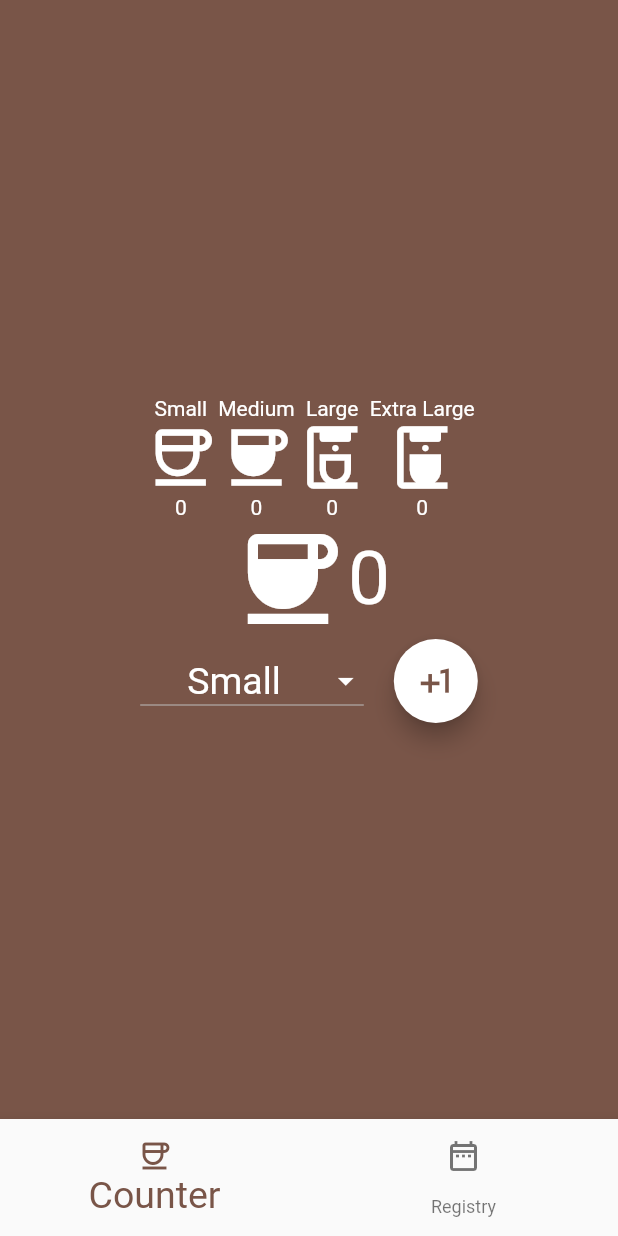
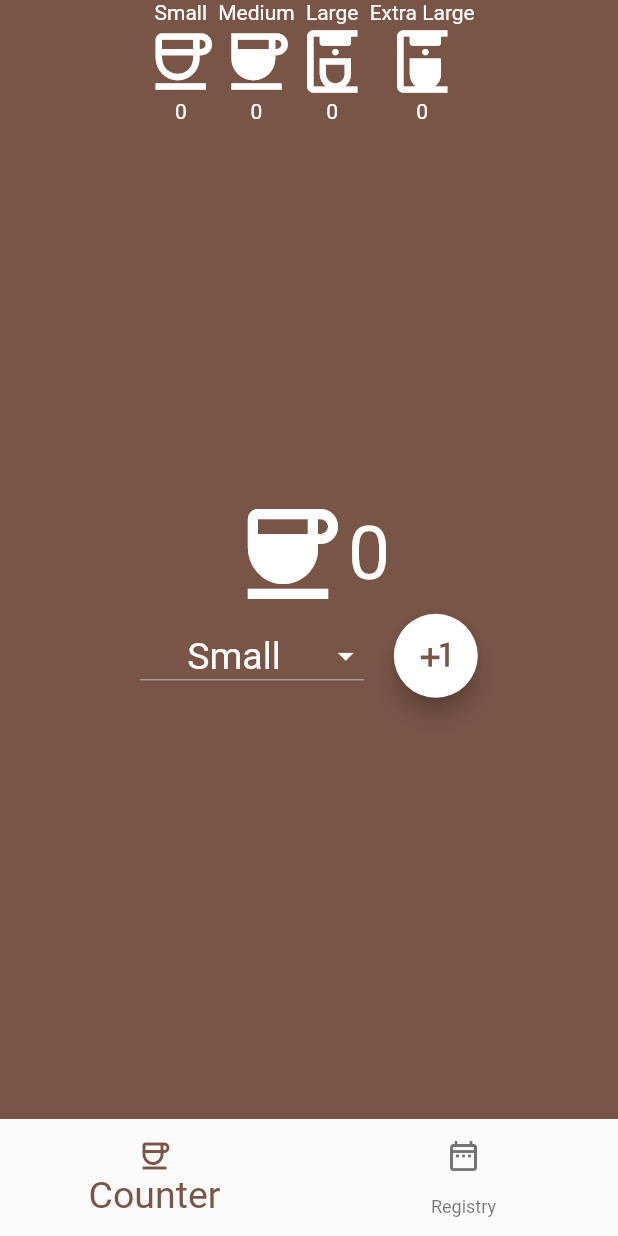
Before and after one commit to Erefor/coffees-counter-app, a Flutter app: the screen it shows after launch, on a phone screen of 412 x 824 dp. Run offline on Flutter 3.47's test engine with Material 2 defaults, Android fonts, the phone set to English and light mode, and no system bars; our stand-ins replace sqflite; accounts and stored records are empty.

Commit message:
Screen size added for display counters row

```diff
--- a/lib/Pages/CounterPage.dart
+++ b/lib/Pages/CounterPage.dart
@@ -8,16 +8,16 @@ class CounterPage extends StatelessWidget {
   @override
   Widget build(BuildContext context) {
     final coffeeProvider = Provider.of<CoffeesProvider>(context).coffees;
-
     return Scaffold(
       backgroundColor: Colors.brown,
       body: SafeArea(
         child: Column(
-          mainAxisAlignment: MainAxisAlignment.center,
+          //mainAxisAlignment: MainAxisAlignment.center,
           crossAxisAlignment: CrossAxisAlignment.center,
           children: <Widget>[
             SizedBox(width: double.infinity),
             _CoffeesPerSizeRow(),
+            SizedBox(height: MediaQuery.of(context).size.height * 0.30,),
             Row(
               mainAxisAlignment: MainAxisAlignment.center,
               children: [
```
